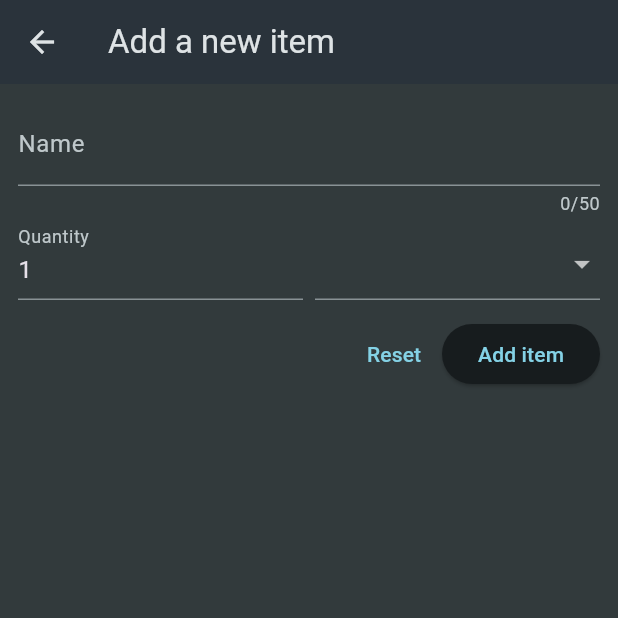
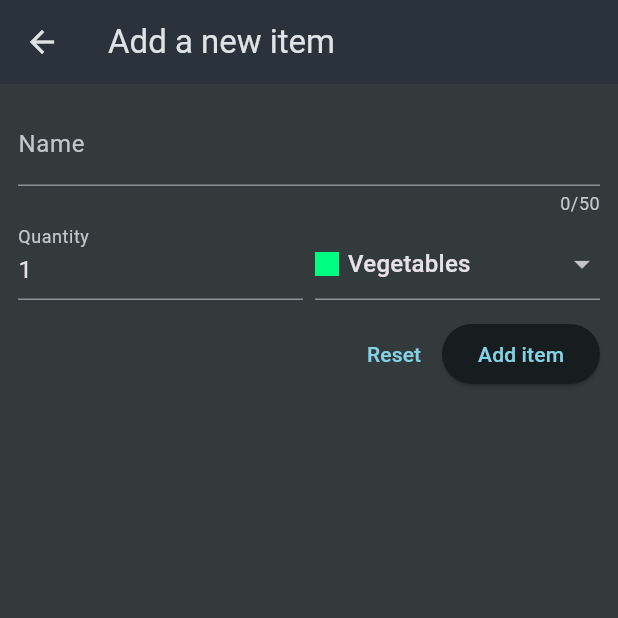
Before and after one commit to Yazmeen13/Flutter-Learning, a Flutter app: the screen it shows after launch, after a tap on the "add" icon, on a phone screen of 412 x 824 dp, the top half of it. Run offline on Flutter 3.47's test engine with Material 3 defaults, Android fonts, the phone set to English and light mode, and no system bars; our stand-ins replace flutter_riverpod, google_fonts, transparent_image.

Commit message:
finished shopping app part 1

```diff
--- a/shopping_list/lib/widgets/grocery_list.dart
+++ b/shopping_list/lib/widgets/grocery_list.dart
@@ -1,5 +1,5 @@
 import 'package:flutter/material.dart';
-import 'package:shopping_list/data/dummy_items.dart';
+import 'package:shopping_list/models/grocery_item.dart';
 import 'package:shopping_list/widgets/new_item.dart';
 
 class GroceryList extends StatefulWidget {
@@ -10,14 +10,26 @@ class GroceryList extends StatefulWidget {
 }
 
 class _GroceryListState extends State<GroceryList> {
-  void _addItem(){
-    Navigator.of(context).push(
+  final List<GroceryItem> _groceryItems = [];
+
+  void _addItem() async{
+    final newItem = await Navigator.of(context).push<GroceryItem>(
       MaterialPageRoute(builder: (ctx) => const NewItem()),
     );
+
+    if(newItem == null){
+      return;
+    }
+
+    setState(() {
+      _groceryItems.add(newItem);
+    });
   }
 
   @override
   Widget build(BuildContext context) {
+    Widget defaultContent = const Center(child: Text('There are no items on your grocery list.'));
+
     return Scaffold(
       appBar: AppBar(
         title: const Text('Your Groceries'),
@@ -27,18 +39,29 @@ class _GroceryListState extends State<GroceryList> {
         ],
       ),
       backgroundColor: Theme.of(context).scaffoldBackgroundColor,
-      body: ListView.builder(
-        itemCount: groceryItems.length,
-        itemBuilder: (ctx, index) => ListTile(
-          leading: Container(
-            color: groceryItems[index].category.color,
-            width: 24,
-            height: 24,
+      body: _groceryItems.isEmpty ? defaultContent :
+        ListView.builder(
+          itemCount: _groceryItems.length,
+          itemBuilder: (ctx, index) => Dismissible(
+            key: ValueKey(_groceryItems[index].id),
+            onDismissed: (direction){
+              setState((){
+                _groceryItems.removeAt(index);
+              });
+            },
+            child: ListTile(
+              leading: Container(
+                color: _groceryItems[index].category.color,
+                width: 24,
+                height: 24,
+              ),
+              title: Text(_groceryItems[index].name),
+              trailing: Text(_groceryItems[index].quantity.toString()),
+            ),
           ),
-          title: Text(groceryItems[index].name),
-          trailing: Text(groceryItems[index].quantity.toString()),
         ),
-      ),
     );
+
+
   }
 }
--- a/shopping_list/lib/widgets/new_item.dart
+++ b/shopping_list/lib/widgets/new_item.dart
@@ -1,5 +1,7 @@
 import 'package:flutter/material.dart';
 import 'package:shopping_list/data/categories.dart';
+import 'package:shopping_list/models/category.dart';
+import 'package:shopping_list/models/grocery_item.dart';
 
 class NewItem extends StatefulWidget {
   const NewItem({super.key});
@@ -13,11 +15,18 @@ class NewItem extends StatefulWidget {
 class _NewItemState extends State<NewItem> {
   final _formKey = GlobalKey<FormState>();
   var _enteredName = "";
+  var _enteredQuantity = 1;
+  var _selectedCategory = categories[Categories.vegetables]!;
 
   void _saveItem(){
     if(_formKey.currentState!.validate()) {
       _formKey.currentState!.save();
-      print(_enteredName);
+      Navigator.of(context).pop(GroceryItem(
+        id: DateTime.now().toString(),
+        name: _enteredName,
+        quantity: _enteredQuantity,
+        category: _selectedCategory,
+      ));
     }
   }
 
@@ -28,14 +37,14 @@ class _NewItemState extends State<NewItem> {
         title: const Text("Add a new item"),
       ),
       body: Padding(
-        padding: EdgeInsets.all(12),
+        padding: const EdgeInsets.all(12),
         child: Form(
           key: _formKey,
           child: Column(
             children: [
               TextFormField(
                 maxLength: 50,
-                decoration: InputDecoration(label: Text('Name')),
+                decoration: const InputDecoration(label: Text('Name')),
                 validator: (value) {
                   if(value == null || value.isEmpty || value.trim().length <= 1 || value.trim().length > 50){
                     return 'Must be between 1 and 50 characters.';
@@ -54,18 +63,23 @@ class _NewItemState extends State<NewItem> {
                       keyboardType: TextInputType.number,
                       decoration:
                           const InputDecoration(label: Text("Quantity")),
-                      initialValue: '1',
+                      initialValue: _enteredQuantity.toString(),
                       validator: (value) {
                         if(value == null || value.isEmpty || int.tryParse(value) == null || int.tryParse(value)! <= 0){
                           return 'Must be valid positive number.';
                         }
                         return null;
                 },
+                onSaved: (value) {
+                  _enteredQuantity = int.parse(value!);
+                },
                     ),
                   ),
                   const SizedBox(width: 8),
                   Expanded(
-                    child: DropdownButtonFormField(items: [
+                    child: DropdownButtonFormField(
+                      value: _selectedCategory,
+                      items: [
                       for (final category in categories.entries)
                         DropdownMenuItem(
                           value: category.value,
@@ -81,7 +95,11 @@ class _NewItemState extends State<NewItem> {
                             ],
                           ),
                         )
-                    ], onChanged: (value) {}),
+                    ], onChanged: (value) {
+                      setState((){
+                        _selectedCategory = value!;
+                      });
+                    }),
                   ),
                 ],
               ),
```
